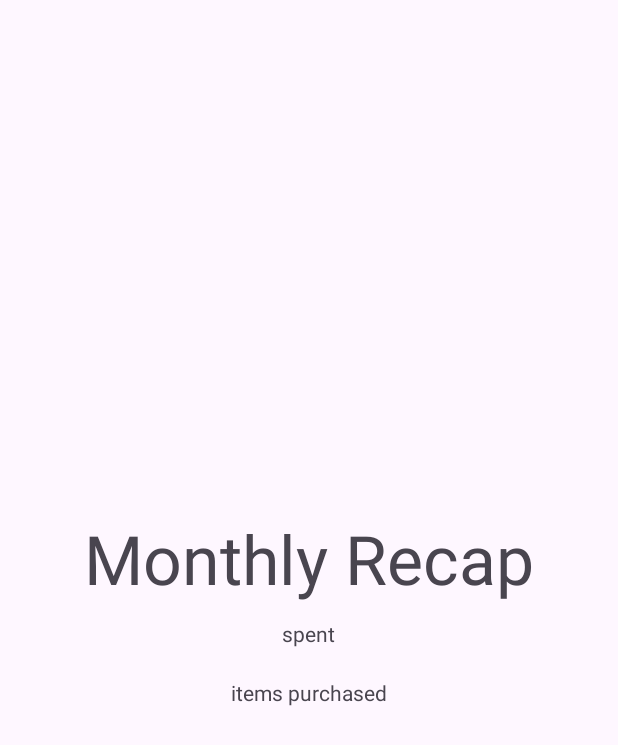
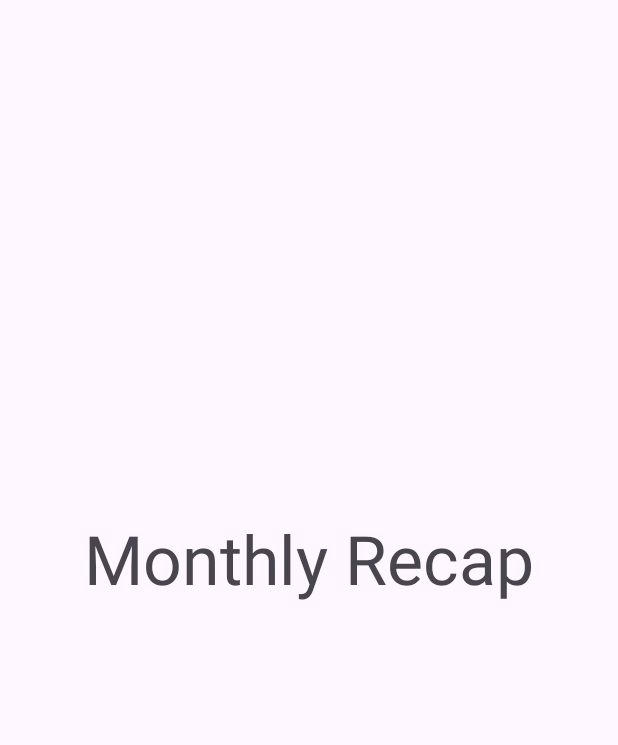
Before and after one commit to danFeller/SloFashion, an Android app: the layout activity_monthlyrecap.xml on its own in the app's theme, with its tools: preview values and no code run, on a phone screen of 412 x 824 dp. Shown: the top 745 px of the screen. Run offline under Robolectric (Android 15) with nearby library versions, the phone set to English and light mode, and no system bars.

Commit message:
got budget in monthly recap working

```diff
--- a/app/src/main/res/layout/activity_monthlyrecap.xml
+++ b/app/src/main/res/layout/activity_monthlyrecap.xml
@@ -26,7 +26,6 @@
             android:layout_width="wrap_content"
             android:layout_height="wrap_content"
             android:layout_gravity="center"
-            android:text="spent"
             android:layout_margin="10dp"/>
 
         <TextView
@@ -34,7 +33,6 @@
             android:layout_width="wrap_content"
             android:layout_height="wrap_content"
             android:layout_gravity="center"
-            android:text="items purchased"
             android:layout_margin="10dp"/>
     </LinearLayout>
 
```
Also changed, not shown: app/src/main/java/com/example/slofashion/MonthlyRecapActivity.java (+28 -0 lines).
